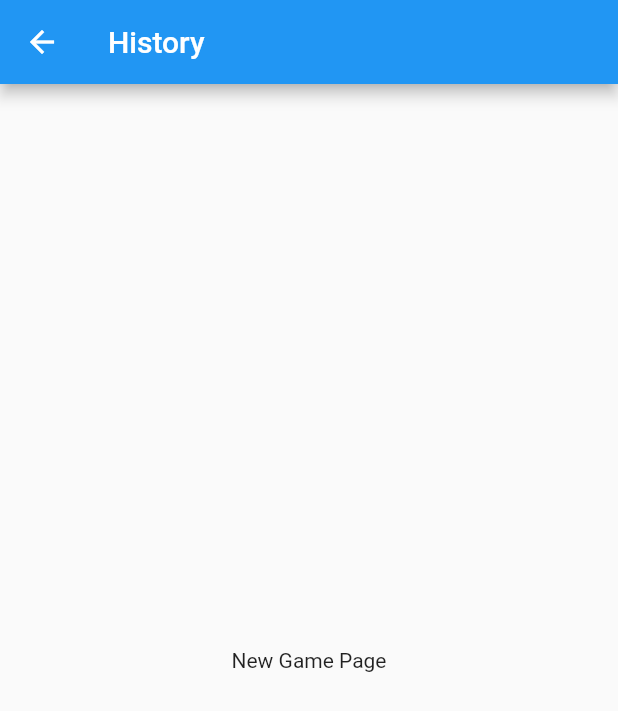
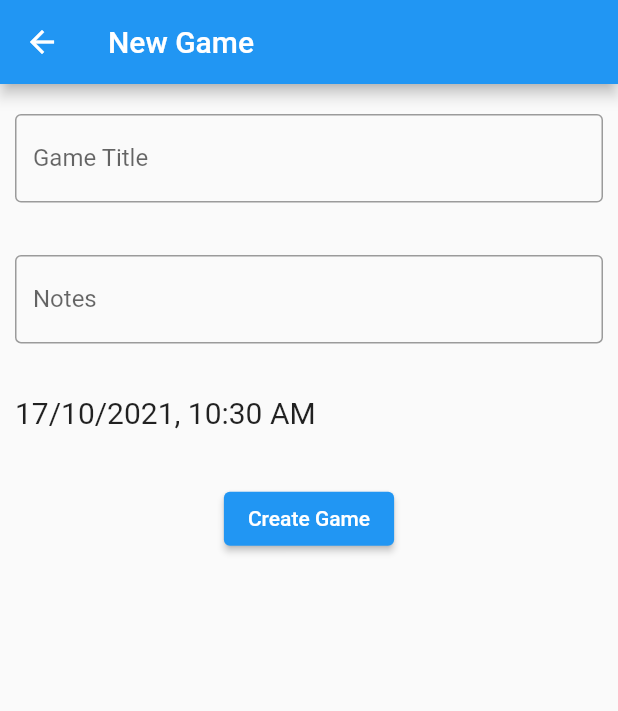
Before and after one commit to george-bidgood/BetterBowlingBall, a Flutter app: the NewGamePage screen opened by its route, on a phone screen of 412 x 824 dp. Shown: the top 711 px of the screen. Run offline on Flutter 3.47's test engine with Material 2 defaults, Android fonts, the phone set to English and light mode, and no system bars; our stand-ins replace flutter_blue, sqflite; missing offline and left inert: dart:ffi; accounts and stored records are empty.

Commit message:
Create new game, delte game, history page, all connected to local sqflite db

```diff
--- /dev/null
+++ b/better_bowling_ball/lib/history/history_game_page.dart
@@ -0,0 +1,46 @@
+import 'package:better_bowling_ball/db/bowling_database.dart';
+import 'package:better_bowling_ball/model/model.game.dart';
+import 'package:flutter/material.dart';
+import 'package:intl/intl.dart';
+
+class HistoryGamePage extends StatefulWidget {
+  final Game game;
+
+  const HistoryGamePage({Key? key, required this.game}) : super(key: key);
+
+  @override
+  _HistoryGamePageState createState() => _HistoryGamePageState();
+}
+
+class _HistoryGamePageState extends State<HistoryGamePage> {
+  void deleteGame() async {
+    BowlingDatabase.instance.deleteGame(widget.game.id!).whenComplete(() {
+      Navigator.pop(context);
+    });
+  }
+
+  @override
+  Widget build(BuildContext context) {
+    return Scaffold(
+        appBar: AppBar(title: const Text("History Game")),
+        body: Padding(
+          padding: const EdgeInsets.fromLTRB(10, 30, 10, 0),
+          child: Column(
+            children: [
+              Text(widget.game.name, style: const TextStyle(fontSize: 20)),
+              const Spacer(),
+              Text(widget.game.notes, style: const TextStyle(fontSize: 20)),
+              const Spacer(),
+              Text((DateFormat('dd/MM/yyyy, h:mm a').format(widget.game.date)),
+                  style: const TextStyle(fontSize: 20)),
+              const Spacer(),
+              Center(
+                  child: ElevatedButton(
+                      onPressed: deleteGame, child: const Text('Delete Game'))),
+              const Spacer(flex: 30),
+            ],
+            crossAxisAlignment: CrossAxisAlignment.start,
+          ),
+        ));
+  }
+}
--- a/better_bowling_ball/lib/history_page.dart
+++ /dev/null
@@ -1,18 +0,0 @@
-import 'package:flutter/material.dart';
-
-class HistoryPage extends StatefulWidget {
-  const HistoryPage({Key? key}) : super(key: key);
-
-  @override
-  _HistoryPageState createState() => _HistoryPageState();
-}
-
-class _HistoryPageState extends State<HistoryPage> {
-  @override
-  Widget build(BuildContext context) {
-    return Scaffold(
-      appBar: AppBar(title: const Text("History")),
-      body: const Center(child: Text('History Page')),
-    );
-  }
-}
--- a/better_bowling_ball/lib/main.dart
+++ b/better_bowling_ball/lib/main.dart
@@ -1,5 +1,5 @@
 import 'package:better_bowling_ball/bt_page.dart';
-import 'package:better_bowling_ball/history_page.dart';
+import 'package:better_bowling_ball/history/history_page.dart';
 import 'package:better_bowling_ball/new_game_page.dart';
 import 'package:better_bowling_ball/single_throw_page.dart';
 import 'package:flutter/material.dart';
@@ -47,7 +47,7 @@
         body: SafeArea(
           child: Container(
             color: Colors.white,
-            padding: EdgeInsets.fromLTRB(20, 0, 20, 50),
+            padding: const EdgeInsets.fromLTRB(20, 0, 20, 50),
             child: Column(
               mainAxisAlignment: MainAxisAlignment.center,
               crossAxisAlignment: CrossAxisAlignment.stretch,
@@ -71,7 +71,7 @@
                   },
                   child: const Text("Bluetooth"),
                 ),
-                Spacer(),
+                const Spacer(),
                 ElevatedButton(
                   onPressed: () {
                     Navigator.of(context).pushNamed('newGame');
--- a/better_bowling_ball/lib/model/model.bowl.dart
+++ b/better_bowling_ball/lib/model/model.bowl.dart
@@ -1,25 +1,25 @@
 import 'dart:ffi';
 
-final String tableBowls = 'bowls';
+const String tableBowls = 'bowls';
 
 class BowlFields {
   static final List<String> values = [
     /// Add all fields
-    id, gameId, speed, rpm, xRotation, yRotation, zRotation, footPlacement, pinHit, timestamp
+    id, gameId, speed, rpm, xRotation, yRotation, zRotation, footPlacement,
+    pinHit, timestamp
   ];
 
-  static final String id = '_id';
-  static final String gameId = '_game_id';
-  static final String speed = 'speed';
-  static final String rpm = 'rpm';
-  static final String xRotation = 'xRotation';
-  static final String yRotation = 'yRotation';
-  static final String zRotation = 'zRotation';
-  static final String footPlacement = 'footPlacement';
-  static final String pinHit = 'pinHit';
-  static final String timestamp = 'timestamp';
+  static const String gameId = '_game_id';
+  static const String speed = 'speed';
+  static const String id = '_id';
+  static const String rpm = 'rpm';
+  static const String xRotation = 'xRotation';
+  static const String yRotation = 'yRotation';
+  static const String zRotation = 'zRotation';
+  static const String footPlacement = 'footPlacement';
+  static const String pinHit = 'pinHit';
+  static const String timestamp = 'timestamp';
 }
-
 
 class Bowl {
   final int? id;
@@ -33,7 +33,6 @@ class Bowl {
   final int pinHit;
   final DateTime timestamp;
 
-
   const Bowl({
     this.id,
     this.gamedID,
@@ -45,7 +44,6 @@ class Bowl {
     required this.footPlacement,
     required this.pinHit,
     required this.timestamp,
-
   });
 
   Bowl copy({
@@ -70,8 +68,7 @@ class Bowl {
           zRotation: zRotation ?? this.zRotation,
           footPlacement: footPlacement ?? this.footPlacement,
           pinHit: pinHit ?? this.pinHit,
-        timestamp: timestamp ?? this.timestamp
-      );
+          timestamp: timestamp ?? this.timestamp);
 
   static Bowl fromJson(Map<String, Object?> json) => Bowl(
       id: json[BowlFields.id] as int?,
@@ -83,8 +80,7 @@ class Bowl {
       zRotation: json[BowlFields.zRotation] as double,
       footPlacement: json[BowlFields.footPlacement] as String,
       pinHit: json[BowlFields.pinHit] as int,
-    timestamp: json[BowlFields.timestamp] as DateTime
-  );
+      timestamp: json[BowlFields.timestamp] as DateTime);
 
   Map<String, Object?> toJson() => {
         BowlFields.id: id,
--- a/better_bowling_ball/lib/model/model.game.dart
+++ b/better_bowling_ball/lib/model/model.game.dart
@@ -1,4 +1,4 @@
-final String tableGames = 'games';
+const String tableGames = 'games';
 
 class GameFields {
   static final List<String> values = [
@@ -6,10 +6,10 @@ class GameFields {
     id, name, notes, date
   ];
 
-  static final String id = '_id';
-  static final String name = 'name';
-  static final String notes = 'notes';
-  static final String date = 'date';
+  static const String id = '_id';
+  static const String name = 'name';
+  static const String notes = 'notes';
+  static const String date = 'date';
 }
 
 class Game {
--- a/better_bowling_ball/lib/model/model.point.dart
+++ b/better_bowling_ball/lib/model/model.point.dart
@@ -1,5 +1,4 @@
-
-final String tablePoints = 'points';
+const String tablePoints = 'points';
 
 class PointFields {
   static final List<String> values = [
@@ -7,12 +6,12 @@ class PointFields {
     id, bowlId, sequenceId, xPos, yPos, time
   ];
 
-  static final String id = '_id';
-  static final String bowlId = 'bowlId';
-  static final String sequenceId = 'sequenceId';
-  static final String xPos = 'xPos';
-  static final String yPos = 'yPos';
-  static final String time = 'time';
+  static const String id = '_id';
+  static const String bowlId = 'bowlId';
+  static const String sequenceId = 'sequenceId';
+  static const String xPos = 'xPos';
+  static const String yPos = 'yPos';
+  static const String time = 'time';
 }
 
 class Point {
--- a/better_bowling_ball/lib/new_game_page.dart
+++ b/better_bowling_ball/lib/new_game_page.dart
@@ -1,4 +1,7 @@
+import 'package:better_bowling_ball/db/bowling_database.dart';
+import 'package:better_bowling_ball/model/model.game.dart';
 import 'package:flutter/material.dart';
+import 'package:intl/intl.dart';
 
 class NewGamePage extends StatefulWidget {
   const NewGamePage({Key? key}) : super(key: key);
@@ -8,11 +11,48 @@ class NewGamePage extends StatefulWidget {
 }
 
 class _NewGamePageState extends State<NewGamePage> {
+  createGame() {
+    BowlingDatabase.instance
+        .createGame(Game(
+            name: nameTextField.text, notes: notesTextField.text, date: date))
+        .whenComplete(() {
+      ScaffoldMessenger.of(context)
+          .showSnackBar(const SnackBar(content: Text('Created Game')));
+      nameTextField.clear();
+      notesTextField.clear();
+      Navigator.pop(context);
+    });
+  }
+
+  TextEditingController nameTextField = TextEditingController();
+  TextEditingController notesTextField = TextEditingController();
+  DateTime date = DateTime.now();
+
   @override
   Widget build(BuildContext context) {
     return Scaffold(
-      appBar: AppBar(title: const Text("History")),
-      body: const Center(child: Text('New Game Page')),
+      appBar: AppBar(title: const Text("New Game")),
+      body: Padding(
+          padding: const EdgeInsets.fromLTRB(10, 20, 10, 0),
+          child: Column(children: [
+            TextField(
+                controller: nameTextField,
+                decoration: const InputDecoration(
+                    border: OutlineInputBorder(), labelText: 'Game Title')),
+            const Spacer(),
+            TextField(
+                controller: notesTextField,
+                decoration: const InputDecoration(
+                    border: OutlineInputBorder(), labelText: 'Notes')),
+            const Spacer(),
+            Text((DateFormat('dd/MM/yyyy, h:mm a').format(date)),
+                style: const TextStyle(fontSize: 20)),
+            const Spacer(),
+            Center(
+                child: ElevatedButton(
+                    onPressed: createGame, child: const Text("Create Game"))),
+            const Spacer(flex: 13),
+          ], crossAxisAlignment: CrossAxisAlignment.start)),
     );
   }
 }
--- a/better_bowling_ball/lib/single_throw_page.dart
+++ b/better_bowling_ball/lib/single_throw_page.dart
@@ -11,7 +11,7 @@ class _SingleThrowPageState extends State<SingleThrowPage> {
   @override
   Widget build(BuildContext context) {
     return Scaffold(
-      appBar: AppBar(title: const Text("History")),
+      appBar: AppBar(title: const Text("Single Throw")),
       body: const Center(child: Text('Single Throw Page')),
     );
   }
--- a/better_bowling_ball/pubspec.yaml
+++ b/better_bowling_ball/pubspec.yaml
@@ -31,6 +31,7 @@ dependencies:
     sdk: flutter
   flutter_blue: ^0.8.0
   sqflite:
+  intl: 0.17.0-nullsafety.2
 
 
   # The following adds the Cupertino Icons font to your application.
```
Also changed, not shown: better_bowling_ball/lib/db/bowling_database.dart (added, +188 -0 lines), better_bowling_ball/lib/db/notes_database.dart (deleted, +0 -224 lines), better_bowling_ball/lib/history/history_page.dart (added, +51 -0 lines), better_bowling_ball/lib/model/note.dart (deleted, +0 -68 lines), better_bowling_ball/pubspec.lock, 12 other files. Lines whose indentation alone changed are shown as unchanged.
